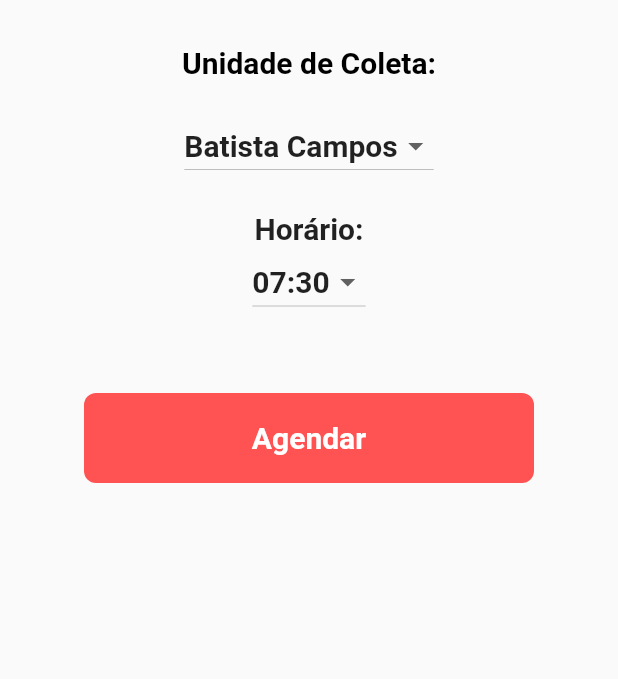
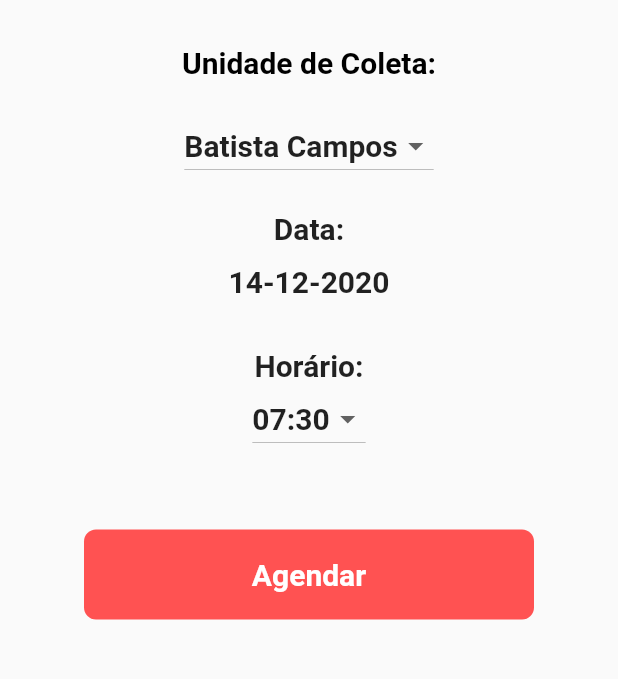
Before and after one commit to MauricioMRibeiro/Projeto_Hemopa, a Flutter app: the AgendamentoDoacao screen opened by its route, on a phone screen of 412 x 824 dp, the part 384-1063 px from its top. Run offline on Flutter 3.47's test engine with Material 2 defaults, Android fonts, the phone set to English and light mode, and no system bars; our stand-ins replace date_format; missing offline and left inert: postgres; accounts and stored records are empty.

Commit message:
add data para o agendamento

```diff
--- a/lib/views/agendamento_doacao.dart
+++ b/lib/views/agendamento_doacao.dart
@@ -1,5 +1,6 @@
 import 'package:flutter/material.dart';
 import 'package:hemopa_app/routes/app_routes.dart';
+import 'package:date_format/date_format.dart';
 
 class AgendamentoDoacao extends StatefulWidget {
   @override
@@ -41,6 +42,8 @@ class _DropDownState extends State<AgendamentoDoacao> {
     '18:00'
   ];
   var _horarioSelecionado = '07:30';
+
+  DateTime _data = new DateTime.now();
 
   @override
   Widget build(BuildContext context) {
@@ -107,6 +110,41 @@ class _DropDownState extends State<AgendamentoDoacao> {
               });
             },
             value: _unidadeSelecionada,
+          ),
+          SizedBox(
+            height: 20,
+          ),
+          Text(
+            "Data: ",
+            style: TextStyle(
+              fontSize: 20.0,
+              color: Colors.black87,
+              fontWeight: FontWeight.bold,
+            ),
+            textAlign: TextAlign.center,
+          ),
+          FlatButton(
+            child: Text(
+              '${formatDate(_data, [dd, '-', mm, '-', yyyy])}',
+              style: TextStyle(
+                fontSize: 20.0,
+                color: Colors.black87,
+                fontWeight: FontWeight.bold,
+              ),
+            ),
+            onPressed: () async {
+              final dtPick = await showDatePicker(
+                  context: context,
+                  initialDate: new DateTime.now(),
+                  firstDate: new DateTime(1900),
+                  lastDate: new DateTime(2100));
+
+              if (dtPick != null && dtPick != _data) {
+                setState(() {
+                  _data = dtPick;
+                });
+              }
+            },
           ),
           SizedBox(
             height: 20,
--- a/pubspec.yaml
+++ b/pubspec.yaml
@@ -23,6 +23,8 @@ environment:
 dependencies:
   flutter:
     sdk: flutter
+
+  date_format: "^1.0.9"
   provider:
 
   flutter_launcher_icons: "^0.8.0"
@@ -42,6 +44,7 @@ dependencies:
 dev_dependencies:
   flutter_test:
     sdk: flutter
+
 
   pedantic: ^1.8.0
 
```
Also changed, not shown: pubspec.lock.
